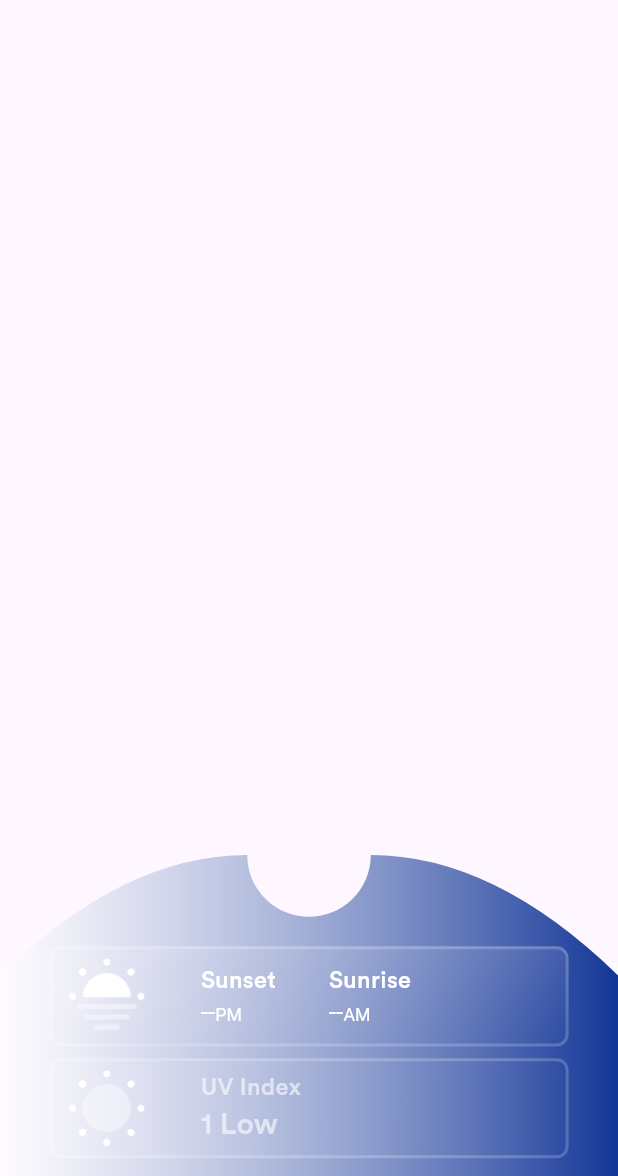
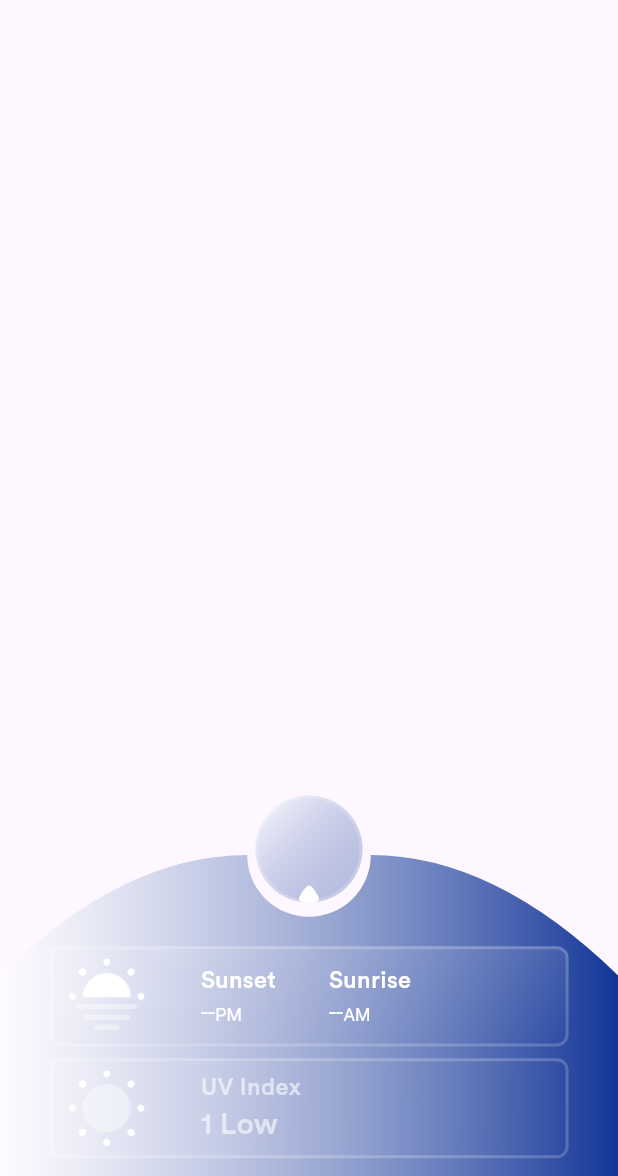
Before and after one commit to tarikbinaziz/weather_app, a Flutter app: the screen it shows after launch, on a phone screen of 412 x 824 dp, the part 60-1236 px from its top. Run offline on Flutter 3.47's test engine with Material 3 defaults, Android fonts, the phone set to English and light mode, and no system bars; our stand-ins replace cached_network_image, dio, flutter_riverpod, flutter_screenutil, gap, geolocator and 6 more; accounts and stored records are empty.

Commit message:
notch design

```diff
--- a/lib/views/home_screen/home_screen.dart
+++ b/lib/views/home_screen/home_screen.dart
@@ -204,6 +204,39 @@ class _HomeScreenState extends ConsumerState<HomeScreen> {
                           ),
                         ),
                         12.ph,
+                      ],
+                    ),
+                  ),
+                  Positioned(
+                    top: 14.h,
+                    left: 0,
+                    right: 0,
+                    child: Stack(
+                      alignment: Alignment.bottomCenter,
+                      children: [
+                        Container(
+                          width: 65.w,
+                          height: 65
+                              .w, // Slightly smaller to create the border effect
+                          decoration: BoxDecoration(
+                            border: Border.all(
+                                color: AppColor.whiteColor.withOpacity(0.2),
+                                width: 2.r),
+                            gradient: LinearGradient(
+                              begin: Alignment.topLeft,
+                              end: Alignment.bottomRight,
+                              colors: [
+                                AppColor.whiteColor.withOpacity(0.6),
+                                AppColor.primaryColor.withOpacity(0.3),
+                              ],
+                            ),
+                            shape: BoxShape.circle,
+                          ),
+                        ),
+                        Image.asset(
+                          "assets/images/piramid.png",
+                          width: 12.w,
+                        )
                       ],
                     ),
                   )
```
Also changed, not shown: assets/images/piramid.png (added).
